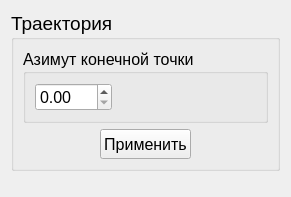
This is dataSetGenerator-master/optdronewindow.ui in Nisitka/air-trail-generator as Qt 5 draws it before an edit. The edited form follows.
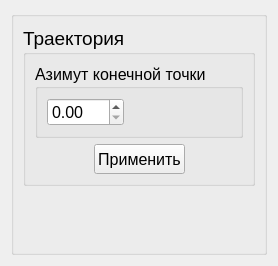
This is the edited form.

```diff
--- a/dataSetGenerator-master/optdronewindow.ui
+++ b/dataSetGenerator-master/optdronewindow.ui
@@ -6,29 +6,22 @@
    <rect>
     <x>0</x>
     <y>0</y>
-    <width>291</width>
-    <height>197</height>
+    <width>278</width>
+    <height>266</height>
    </rect>
   </property>
   <property name="windowTitle">
    <string>Form</string>
   </property>
+  <layout class="QHBoxLayout" name="horizontalLayout_3">
+   <item>
+    <widget class="QGroupBox" name="mainGroupBox">
+     <property name="title">
+      <string/>
+     </property>
   <layout class="QVBoxLayout" name="verticalLayout_2">
    <item>
-    <spacer name="verticalSpacer_2">
-     <property name="orientation">
-      <enum>Qt::Vertical</enum>
-     </property>
-     <property name="sizeHint" stdset="0">
-      <size>
-       <width>20</width>
-       <height>0</height>
-      </size>
-     </property>
-    </spacer>
-   </item>
-   <item>
-    <widget class="QGroupBox" name="groupBox_2">
+       <widget class="QGroupBox" name="trailGroupBox">
      <property name="font">
       <font>
        <pointsize>14</pointsize>
@@ -149,6 +142,9 @@
       </size>
      </property>
     </spacer>
+      </item>
+     </layout>
+    </widget>
    </item>
   </layout>
  </widget>
```
Lines whose indentation alone changed are shown as unchanged.
